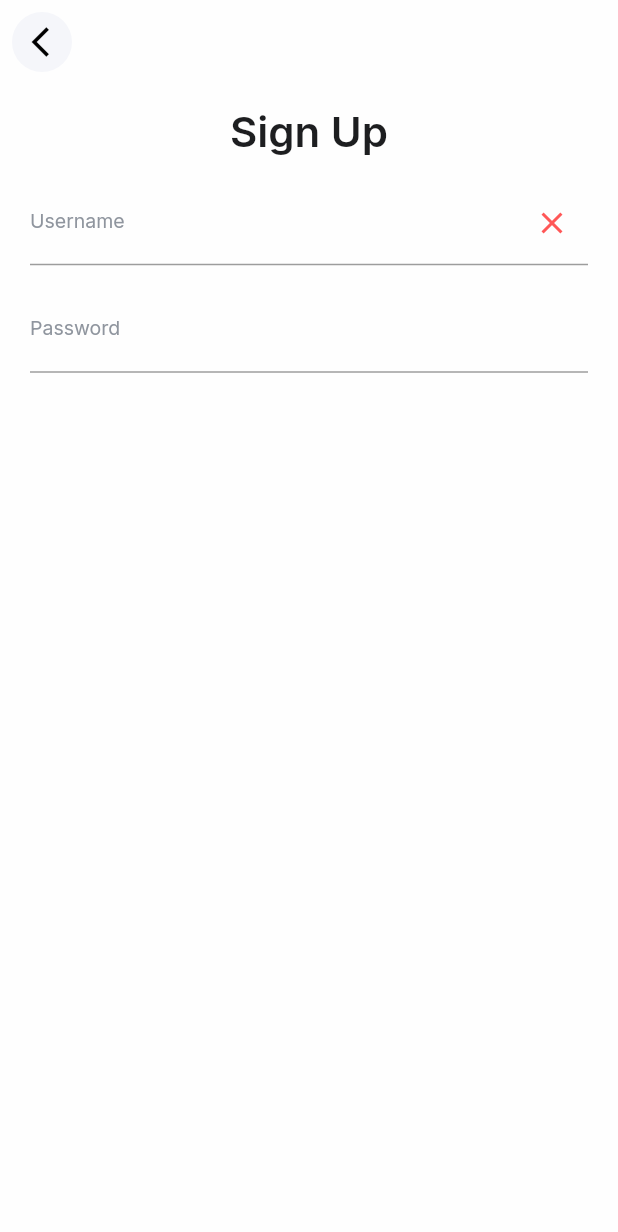
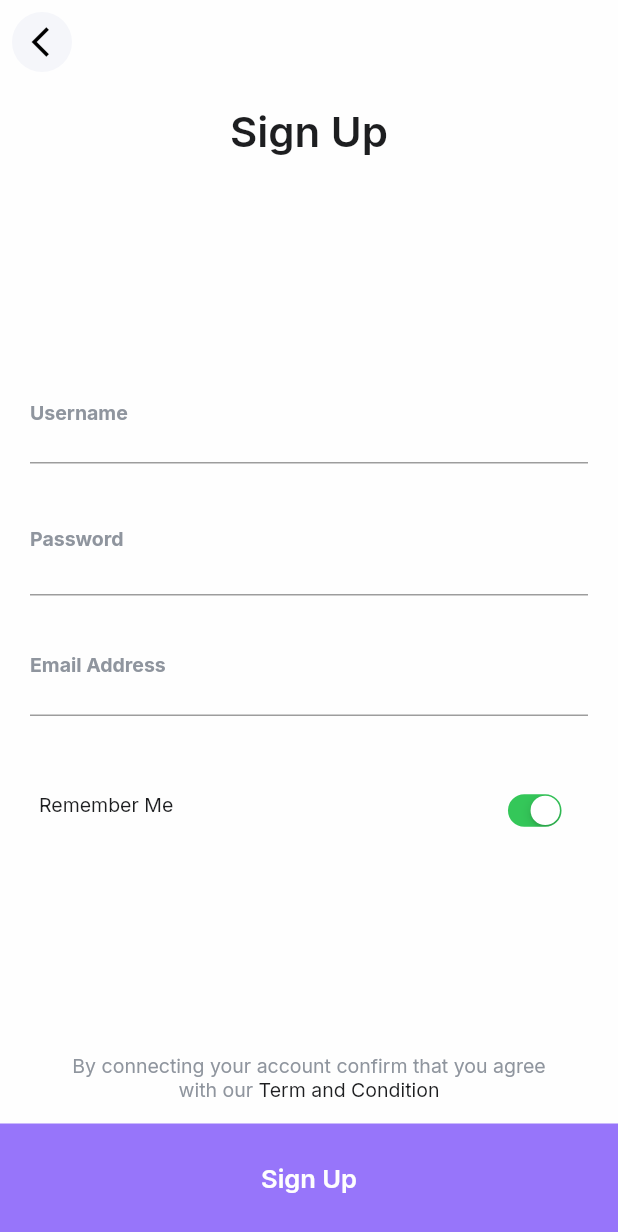
Before and after one commit to ahmadriski23/Flutter-EcommerceAppCollab, a Flutter app: the SignupView screen opened by its route, on a phone screen of 412 x 824 dp. Shown: the top 1232 px of the screen. Run offline on Flutter 3.47's test engine with Material 2 defaults, Android fonts, the phone set to English and light mode, and no system bars; our stand-ins replace get, google_fonts, material_design_icons_flutter.

Commit message:
(feat) - completed sign up view

```diff
--- a/lib/app/modules/onboard/widget/gender_button.dart
+++ b/lib/app/modules/onboard/widget/gender_button.dart
@@ -18,10 +18,11 @@ class GenderButton extends StatelessWidget {
   @override
   Widget build(BuildContext context) {
     final size = MediaQuery.of(context).size;
-    return InkWell(
+    return Expanded(
+      child: InkWell(
         onTap: onTap,
         child: AnimatedContainer(
-        width: size.width / 2.5,
+          width: size.width / 2,
           height: 60,
           duration: Duration(
             milliseconds: 500,
@@ -37,6 +38,7 @@ class GenderButton extends StatelessWidget {
             ),
           ),
         ),
+      ),
     );
   }
 }
--- a/lib/app/modules/signup/controllers/signup_controller.dart
+++ b/lib/app/modules/signup/controllers/signup_controller.dart
@@ -2,17 +2,34 @@ import 'package:flutter/material.dart';
 import 'package:get/get.dart';
 
 class SignupController extends GetxController {
-  //TODO: Implement SignupController
-
   final count = 0.obs;
+  // * TEXT EDITING CONTROLLER
   final usernameController = TextEditingController();
   final passwordController = TextEditingController();
+  final emailController = TextEditingController();
+  // * VALIDATE
+  final isPasswordVisible = true.obs;
+  final isEmailValid = false.obs;
   final isIconChecked = false.obs;
   final isPasswordStrong = false.obs;
   final passwordStrengthMessage = 'Weak'.obs;
 
+  final switchValue = true.obs;
+
+  // * VALIDATE EMAIL
+  bool isValidEmail(String email) {
+    final emailRegex = RegExp(r'^[\w-]+(\.[\w-]+)*@[\w-]+(\.[\w-]+)+$');
+    return emailRegex.hasMatch(email);
+  }
+
+  // * VALIDATE PASSWORD
   bool _isStrongPassword(String password) {
     return RegExp(r'^(?=.*[a-z])(?=.*[A-Z])(?=.*\d).+$').hasMatch(password);
+  }
+
+  // * OBSCURE PASSWORD
+  void tooglePasswordVisibility() {
+    isPasswordVisible.value = !isPasswordVisible.value;
   }
 
   @override
@@ -46,6 +63,7 @@ class SignupController extends GetxController {
     super.onClose();
     usernameController.dispose();
     passwordController.dispose();
+    emailController.dispose();
   }
 
   void increment() => count.value++;
--- a/lib/app/modules/signup/views/signup_view.dart
+++ b/lib/app/modules/signup/views/signup_view.dart
@@ -1,10 +1,12 @@
 import 'package:ecommerce_app/app/shared/widget/back_button.dart';
+import 'package:flutter/cupertino.dart';
 import 'package:flutter/material.dart';
 
 import 'package:get/get.dart';
 
 import '../../../shared/utils/colors.dart';
 import '../../../shared/utils/text.dart';
+import '../../../shared/widget/bottom_button.dart';
 import '../controllers/signup_controller.dart';
 
 class SignupView extends GetView<SignupController> {
@@ -19,7 +21,7 @@ class SignupView extends GetView<SignupController> {
         elevation: 0,
         leading: const QBackButton(),
       ),
-        body: Column(
+      body: Obx(() => Column(
             children: [
               Padding(
                 padding: const EdgeInsets.all(15.0),
@@ -29,9 +31,14 @@ class SignupView extends GetView<SignupController> {
                           .copyWith(fontSize: 28, fontWeight: FontWeight.w600)),
                 ),
               ),
+              Spacer(),
               Padding(
                 padding: const EdgeInsets.symmetric(horizontal: 20.0),
                 child: TextFormField(
+                  style: AppText.blackText.copyWith(
+                    fontSize: 15,
+                    fontWeight: FontWeight.bold,
+                  ),
                   controller: _controller.usernameController,
                   decoration: InputDecoration(
                     labelText: 'Username',
@@ -47,8 +54,7 @@ class SignupView extends GetView<SignupController> {
                     focusedBorder: const UnderlineInputBorder(
                         borderSide:
                             BorderSide(width: 0.5, color: AppColors.purple)),
-                  suffixIcon: Obx(
-                    () => _controller.isIconChecked.value
+                    suffix: _controller.isIconChecked.value
                         ? const Icon(
                             Icons.check,
                             color: AppColors.green,
@@ -60,14 +66,17 @@ class SignupView extends GetView<SignupController> {
                   ),
                 ),
               ),
-            ),
               const SizedBox(
                 height: 15.0,
               ),
               Padding(
                 padding: const EdgeInsets.symmetric(horizontal: 20.0),
                 child: TextFormField(
-                  obscureText: true,
+                  style: AppText.blackText.copyWith(
+                    fontSize: 15,
+                    fontWeight: FontWeight.bold,
+                  ),
+                  obscureText: !_controller.isPasswordVisible.value,
                   controller: _controller.passwordController,
                   decoration: InputDecoration(
                     labelText: 'Password',
@@ -84,16 +93,128 @@ class SignupView extends GetView<SignupController> {
                       borderSide:
                           BorderSide(width: 0.5, color: AppColors.purple),
                     ),
-                    suffix: Obx(() => Text(
+                    prefix: Padding(
+                      padding: const EdgeInsets.all(8.0),
+                      child: Text(
                         _controller.passwordStrengthMessage.value,
                         style: AppText.purpleText.copyWith(
+                            fontSize: 12,
                             color: _controller.isPasswordStrong.value
                                 ? AppColors.green
                                 : AppColors.red),
-                        )),
+                      ),
+                    ),
+                    suffix: InkWell(
+                        onTap: () {
+                          _controller.tooglePasswordVisibility();
+                        },
+                        child: _controller.isPasswordVisible.value
+                            ? const Icon(
+                                Icons.visibility,
+                                color: AppColors.gray,
+                              )
+                            : const Icon(
+                                Icons.visibility_off,
+                                color: AppColors.purple,
                               )),
                   ),
+                ),
+              ),
+              const SizedBox(
+                height: 15.0,
+              ),
+              Padding(
+                padding: const EdgeInsets.symmetric(horizontal: 20.0),
+                child: TextFormField(
+                  style: AppText.blackText.copyWith(
+                    fontSize: 15,
+                    fontWeight: FontWeight.bold,
+                  ),
+                  controller: _controller.emailController,
+                  decoration: InputDecoration(
+                    labelText: 'Email Address',
+                    hintText: 'Your Email...',
+                    hintStyle: AppText.blackText
+                        .copyWith(fontSize: 15, fontWeight: FontWeight.bold),
+                    labelStyle: AppText.grayText.copyWith(fontSize: 13),
+                    disabledBorder: const UnderlineInputBorder(
+                        borderSide: BorderSide(
+                      color: AppColors.gray,
+                      width: 0.5,
+                    )),
+                    focusedBorder: const UnderlineInputBorder(
+                        borderSide:
+                            BorderSide(width: 0.5, color: AppColors.purple)),
+                    suffix: _controller.isEmailValid.value
+                        ? Icon(
+                            Icons.check,
+                            color: AppColors.green,
+                          )
+                        : Icon(
+                            Icons.close,
+                            color: AppColors.red,
+                          ),
+                  ),
+                  onChanged: (value) {
+                    final isEmailValid = _controller.isValidEmail(value);
+                    _controller.isEmailValid.value = isEmailValid;
+                  },
+                ),
+              ),
+              const SizedBox(
+                height: 25.0,
+              ),
+              Padding(
+                padding: const EdgeInsets.all(10.0),
+                child: ListTile(
+                  leading: Text(
+                    'Remember Me',
+                    style: AppText.blackText.copyWith(
+                      fontSize: 13,
+                    ),
+                  ),
+                  trailing: Transform.scale(
+                    scale: 0.7,
+                    child: CupertinoSwitch(
+                        value: _controller.switchValue.value,
+                        onChanged: (value) {
+                          _controller.switchValue.value = value;
+                        }),
+                  ),
+                ),
+              ),
+              Spacer(),
+              Text(
+                'By connecting your account confirm that you agree',
+                style: AppText.grayText.copyWith(
+                  fontSize: 13,
+                ),
+              ),
+              Row(
+                mainAxisAlignment: MainAxisAlignment.center,
+                children: [
+                  Text(
+                    'with our ',
+                    style: AppText.grayText.copyWith(
+                      fontSize: 13,
+                    ),
+                  ),
+                  Text(
+                    textAlign: TextAlign.center,
+                    'Term and Condition',
+                    style: AppText.blackText.copyWith(fontSize: 13),
+                  )
                 ],
-        ));
+              ),
+              const SizedBox(
+                height: 15.0,
+              ),
+              QBottomButton(
+                onTap: () {},
+                text: 'Sign Up',
+              )
+            ],
+          )),
+    );
   }
 }
```
Lines whose indentation alone changed are shown as unchanged.
